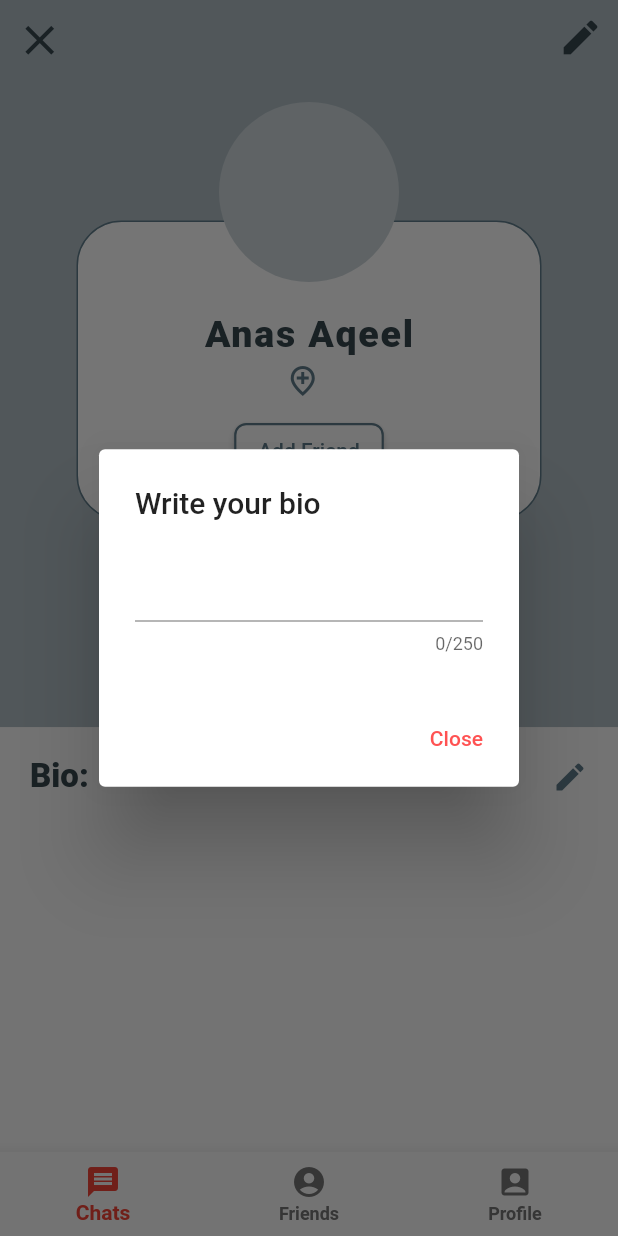
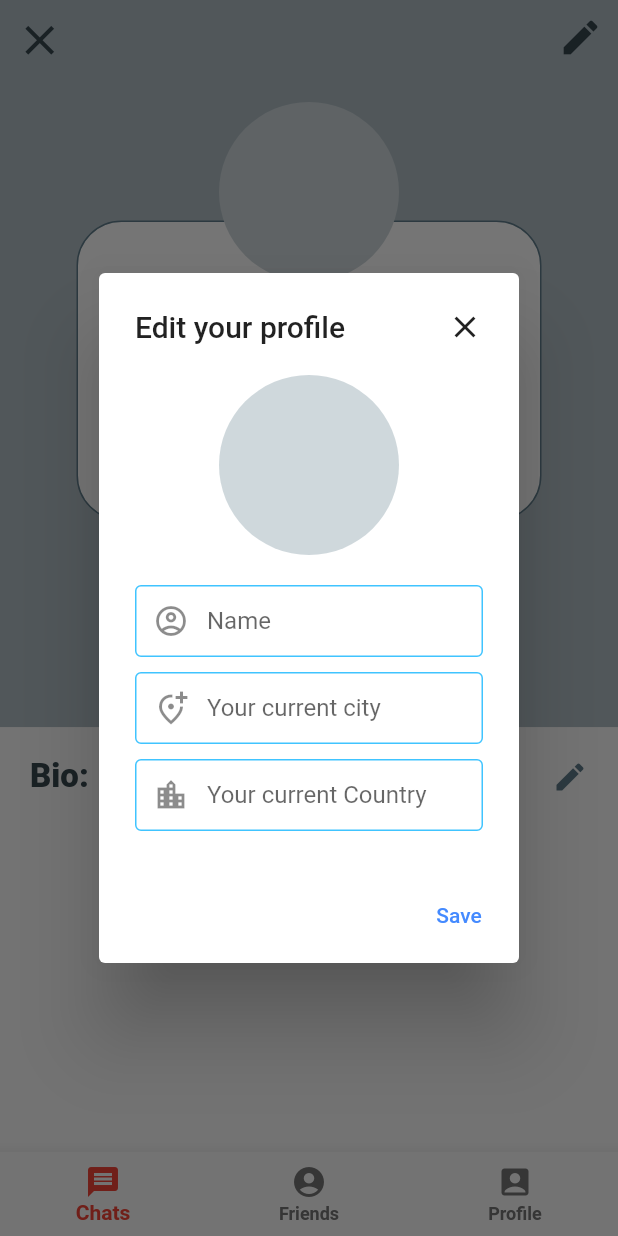
Before and after one commit to Anas-Aqeel/Flutter_chat_app, a Flutter app: the screen it shows once a user with an empty profile is signed in, item 3 of the bottom bar chosen, after a tap on the "edit" icon, on a phone screen of 412 x 824 dp. Run offline on Flutter 3.47's test engine with Material 2 defaults, Android fonts, the phone set to English and light mode, and no system bars; our stand-ins replace cloud_firestore, firebase_auth, firebase_core; accounts and stored records are empty.

Commit message:
updated profile

```diff
--- a/lib/home/pages/Profile.dart
+++ b/lib/home/pages/Profile.dart
@@ -1,6 +1,8 @@
 // import 'package:chat_app_ui/Auth/authenticator.dart';
 import 'package:chat_app_ui/Auth/authenticator.dart';
 import 'package:chat_app_ui/home/widgets/bottomAppBar.dart';
+import 'package:chat_app_ui/home/widgets/editBioBox.dart';
+import 'package:chat_app_ui/home/widgets/editProfileBox.dart';
 import 'package:flutter/cupertino.dart';
 import 'package:flutter/material.dart';
 import 'package:flutter/painting.dart';
@@ -14,11 +16,13 @@ class Profile extends StatelessWidget {
         bottomNavigationBar: MyBottomAppBar(),
         body: SafeArea(
           child: Container(
+            child: SingleChildScrollView(
               child: Column(
                 crossAxisAlignment: CrossAxisAlignment.start,
                 children: [
                   Container(
-                    padding: EdgeInsets.symmetric(horizontal: 10, vertical: 10),
+                      padding:
+                          EdgeInsets.symmetric(horizontal: 10, vertical: 10),
                       color: Colors.blueGrey[200],
                       height: MediaQuery.of(context).size.height / 1.7,
                       child: Column(
@@ -64,17 +68,16 @@ class Profile extends StatelessWidget {
                 ],
               ),
             ),
+          ),
         ));
   }
 }
 
 class ProfileFooter extends StatelessWidget {
-  // const ProfileFooter({
-  //   Key? key,
-  // }) : super(key: key);
-
   @override
   Widget build(BuildContext context) {
+    TextEditingController bio =
+        TextEditingController(text: '${userData['bio']} ');
     return Container(
       padding: EdgeInsets.symmetric(horizontal: 20, vertical: 20),
       child: Column(
@@ -91,34 +94,8 @@ class ProfileFooter extends StatelessWidget {
                     color: Colors.blueGrey[800]),
               ),
               GestureDetector(
-                onTap: () {
-                  showDialog(
-                    context: context,
-                    builder: (BuildContext context) {
-                      return AlertDialog(
-                        title: Text("Write your bio"),
-                        content: TextFormField(
-                          initialValue: '${userData['bio']}',
-                          maxLength: 250,
-                          minLines: 1,
-                          maxLines: 6,
-                        ),
-                        actions: <Widget>[
-                          ElevatedButton(
-                            onPressed: () {
-                              Navigator.pop(context);
-                            },
-                            child: Text('Close'),
-                            style: ElevatedButton.styleFrom(
-                              elevation: 0,
-                              onPrimary: Colors.redAccent,
-                              primary: Colors.white,
-                            ),
-                          )
-                        ],
-                      );
-                    },
-                  );
+                onTap: () async {
+                  await editBioBox(context, bio);
                 },
                 child: Icon(
                   Icons.edit,
@@ -142,23 +119,21 @@ class ProfileFooter extends StatelessWidget {
       ),
     );
   }
+
+
 }
-
 class AddFriendBtn extends StatelessWidget {
-  // const AddFriendBtn({
-  //   Key? key,
-  // }) : super(key: key);
   @override
   Widget build(BuildContext context) {
     return ElevatedButton(
       onPressed: () {},
-      child: Text('Add Friend'),
+      child: Text('Message'),
       style: ElevatedButton.styleFrom(
         onPrimary: Colors.blueGrey,
         primary: Colors.white,
         shape: RoundedRectangleBorder(
           side: BorderSide(width: 1.5, color: Colors.blueGrey),
-          borderRadius: BorderRadius.circular(8), // <-- Radius
+          borderRadius: BorderRadius.circular(8),
         ),
       ),
     );
@@ -177,7 +152,7 @@ class Location extends StatelessWidget {
         ),
         SizedBox(width: 5),
         Text(
-          '${userData['state']} ${userData['country']}',
+          '${userData['state']}, ${userData['country']}',
           style: TextStyle(
               fontSize: 14,
               color: Colors.blueGrey,
@@ -228,10 +203,15 @@ class ProfileNavBar extends StatelessWidget {
           size: 33,
           color: Colors.blueGrey[800],
         ),
-        Icon(
+        GestureDetector(
+          onTap: ()async{
+            await editProfileBioBox(context);
+          },
+          child: Icon(
             Icons.edit,
             size: 30,
             color: Colors.blueGrey[800],
+          ),
         ),
       ],
     );
--- /dev/null
+++ b/lib/home/widgets/editProfileBox.dart
@@ -0,0 +1,85 @@
+import 'package:chat_app_ui/home/utils/editProfile.dart';
+import 'package:flutter/material.dart';
+
+editProfileBioBox(BuildContext context) async {
+  showDialog(
+    context: context,
+    builder: (BuildContext context) {
+      TextEditingController name = TextEditingController();
+      TextEditingController state = TextEditingController();
+      TextEditingController country = TextEditingController();
+
+      return AlertDialog(
+        title: Row(
+          mainAxisAlignment: MainAxisAlignment.spaceBetween,
+          children: [
+            Text("Edit your profile"),
+            GestureDetector(
+                onTap: () {
+                  Navigator.pop(context);
+                },
+                child: Icon(Icons.close))
+          ],
+        ),
+        content: SingleChildScrollView(
+          child: Column(
+            children: [
+              CircleAvatar(
+                backgroundColor: Colors.blueGrey[100],
+                radius: 60,
+              ),
+              SizedBox(height: 20),
+              CustomTextField(name, hntTxt: 'Name', icn: Icons.account_circle_outlined),
+              SizedBox(height: 10),
+              CustomTextField(state, hntTxt: 'Your current city', icn: Icons.add_location_alt_outlined),
+              SizedBox(height: 10),
+              CustomTextField(country, hntTxt: 'Your current Country', icn: Icons.location_city,),
+
+            ],
+          ),
+        ),
+        actions: <Widget>[
+          ElevatedButton(
+            onPressed: () async{
+                await editProfile(name.text, state.text, country.text);
+                Navigator.pop(context);
+            },
+            child: Text('Save'),
+            style: ElevatedButton.styleFrom(
+              elevation: 0,
+              onPrimary: Colors.blueAccent.shade200,
+              primary: Colors.white,
+            ),
+          )
+        ],
+      );
+    },
+  );
+}
+
+class CustomTextField extends StatelessWidget {
+  final hntTxt;
+  final icn;
+  final TextEditingController txt;
+  CustomTextField(this.txt, {this.hntTxt, this.icn});
+
+  @override
+  Widget build(BuildContext context) {
+    return TextField(
+      onChanged: (value) {},
+      controller: txt,
+      decoration: InputDecoration(
+        prefixIcon: Icon(icn),
+        hintText: '$hntTxt',
+        contentPadding: EdgeInsets.symmetric(vertical: 10.0, horizontal: 20.0),
+        border: OutlineInputBorder(),
+        enabledBorder: OutlineInputBorder(
+          borderSide: BorderSide(color: Colors.lightBlueAccent, width: 1.0),
+        ),
+        focusedBorder: OutlineInputBorder(
+          borderSide: BorderSide(color: Colors.lightBlueAccent, width: 2.0),
+        ),
+      ),
+    );
+  }
+}
```
Also changed, not shown: lib/home/utils/editProfile.dart (added, +32 -0 lines), lib/home/widgets/editBioBox.dart (added, +44 -0 lines). Lines whose indentation alone changed are shown as unchanged.
